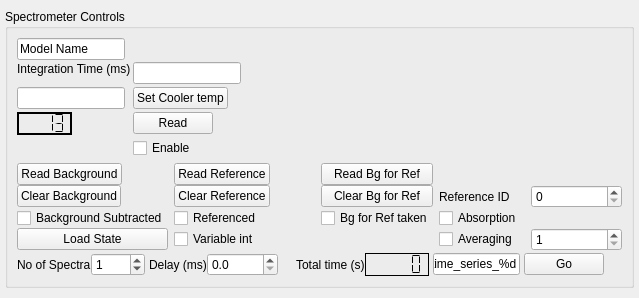
The window that nplab/instrument/spectrometer/ocean_optics_controls.ui (DiMartinoLab/nplab) describes before a commit, drawn with Qt 5.
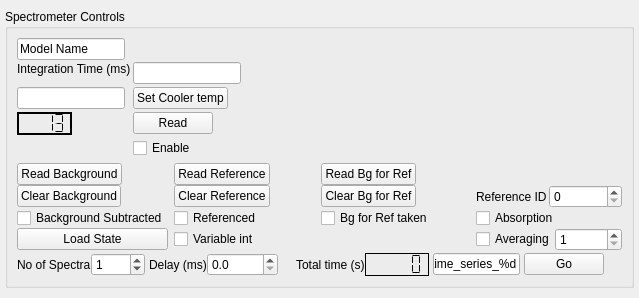
The same window after the commit.

Commit message:
Adding background for reference to OO
adding 'bg for ref' button which saves a separate background for reference in h5 file and also displays correct background in OO preview during measurements

```diff
--- a/nplab/instrument/spectrometer/ocean_optics_controls.ui
+++ b/nplab/instrument/spectrometer/ocean_optics_controls.ui
@@ -351,14 +351,26 @@
          </widget>
         </item>
         <item row="0" column="2">
-         <widget class="QPushButton" name="read_background_button_2">
+         <widget class="QPushButton" name="read_background_button_ref">
+          <property name="sizePolicy">
+           <sizepolicy hsizetype="Fixed" vsizetype="Fixed">
+            <horstretch>0</horstretch>
+            <verstretch>0</verstretch>
+           </sizepolicy>
+          </property>
           <property name="text">
            <string>Read Bg for Ref</string>
           </property>
          </widget>
         </item>
         <item row="1" column="2">
-         <widget class="QPushButton" name="clear_background_button_2">
+         <widget class="QPushButton" name="clear_background_button_ref">
+          <property name="sizePolicy">
+           <sizepolicy hsizetype="Fixed" vsizetype="Fixed">
+            <horstretch>0</horstretch>
+            <verstretch>0</verstretch>
+           </sizepolicy>
+          </property>
           <property name="text">
            <string>Clear Bg for Ref</string>
           </property>
@@ -367,7 +379,7 @@
         <item row="2" column="2">
          <widget class="QCheckBox" name="background_subtracted_2">
           <property name="text">
-           <string>Bg for Ref taken</string>
+           <string>Bg for Ref taken           </string>
           </property>
          </widget>
         </item>
```
Left out of the diff: 2 changed lines with no effect on the pictures. The commit also changes 1 other file.
